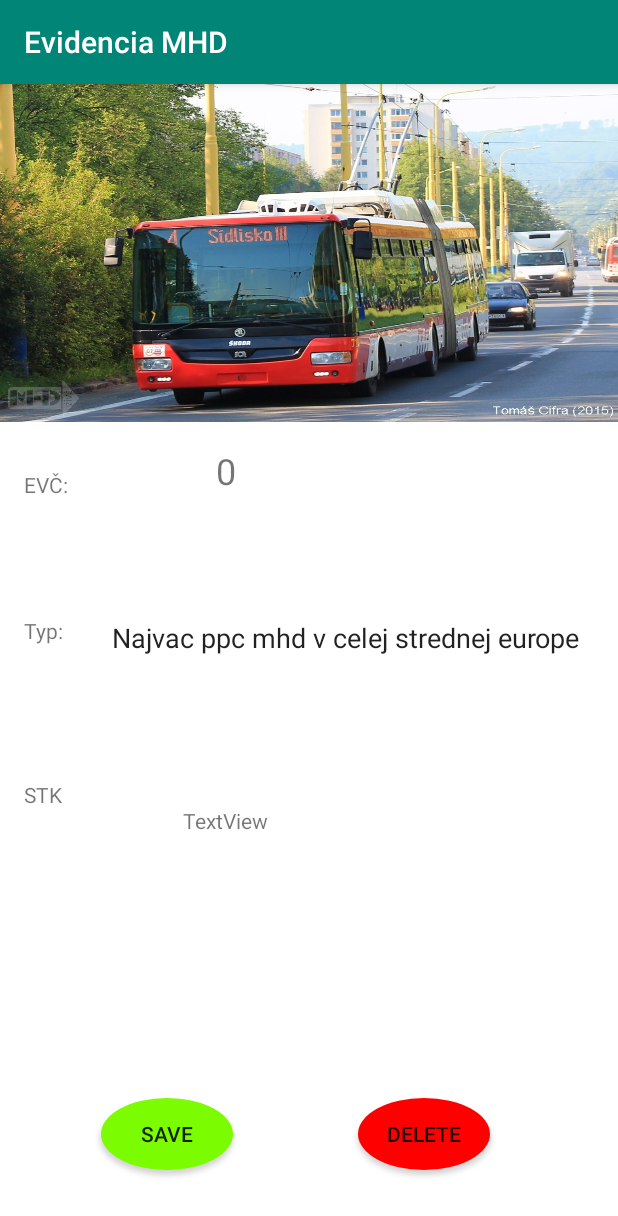
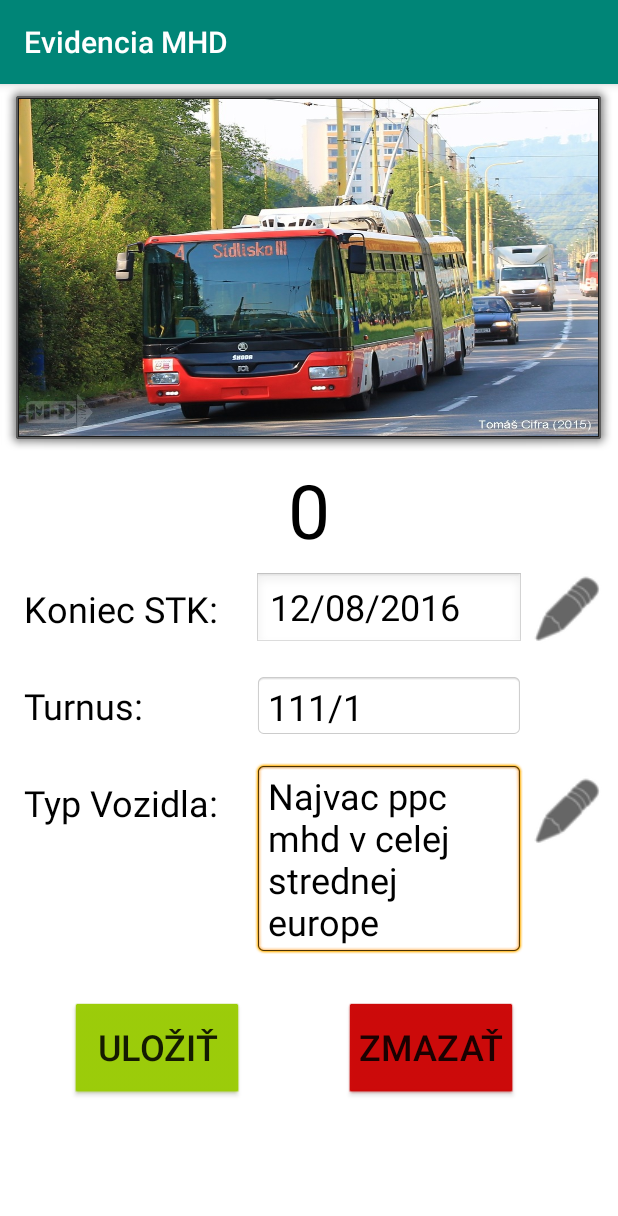
Before and after one commit to wittnerik/EvidenciaMHDapp, an Android app: the InformacieOVozidle screen opened directly, with no data from a screen before it, on a phone screen of 412 x 824 dp. Shown: the top 1216 px of the screen. Run offline under Robolectric (Android 15) with nearby library versions, the phone set to English and light mode, and no system bars; our stand-ins replace Firebase (no records; nobody signed in at launch, a user with empty details on screens opened directly); 1 statement that could not run was skipped.

Commit message:
info o vozidle update

```diff
--- a/app/src/main/res/layout/informacie_o_vozidle.xml
+++ b/app/src/main/res/layout/informacie_o_vozidle.xml
@@ -9,21 +9,24 @@
 
     <TextView
         android:id="@+id/ecv"
-        android:layout_width="wrap_content"
-        android:layout_height="43dp"
-        android:layout_marginStart="144dp"
-        android:layout_marginTop="16dp"
+        android:layout_width="120dp"
+        android:layout_height="59dp"
+        android:layout_marginStart="160dp"
+        android:layout_marginEnd="160dp"
         android:text="TextView"
-        android:textSize="24sp"
+        android:textAlignment="center"
+        android:textColor="@android:color/black"
+        android:textSize="50sp"
+        app:layout_constraintEnd_toEndOf="parent"
         app:layout_constraintStart_toStartOf="parent"
         app:layout_constraintTop_toBottomOf="@+id/MHD" />
 
     <ImageButton
         android:id="@+id/MHD"
-        android:layout_width="414dp"
-        android:layout_height="225dp"
+        android:layout_width="wrap_content"
+        android:layout_height="250dp"
         android:layout_marginEnd="8dp"
-        android:background="@android:drawable/screen_background_light_transparent"
+        android:background="@android:drawable/alert_dark_frame"
         android:scaleType="fitXY"
         android:src="@drawable/mhd"
         app:layout_constraintEnd_toEndOf="parent"
@@ -33,90 +36,134 @@
 
     <EditText
         android:id="@+id/typ"
-        android:layout_width="317dp"
-        android:layout_height="153dp"
-        android:layout_marginStart="16dp"
-        android:layout_marginTop="8dp"
-        android:layout_marginEnd="20dp"
-        android:layout_marginBottom="226dp"
-        android:background="@android:color/transparent"
+        android:layout_width="180dp"
+        android:layout_height="wrap_content"
+        android:layout_marginStart="24dp"
+        android:layout_marginTop="16dp"
+        android:background="@android:drawable/editbox_background"
         android:text="Najvac ppc mhd v celej strednej europe"
-        app:layout_constraintBottom_toTopOf="@+id/button"
-        app:layout_constraintEnd_toEndOf="parent"
-        app:layout_constraintHorizontal_bias="1.0"
-        app:layout_constraintStart_toStartOf="parent"
-        app:layout_constraintTop_toBottomOf="@+id/ecv"
-        app:layout_constraintVertical_bias="0.0"></EditText>
+        android:textColor="@android:color/black"
+        android:textSize="24sp"
+        app:layout_constraintStart_toEndOf="@+id/textView4"
+        app:layout_constraintTop_toBottomOf="@+id/textView1"></EditText>
 
     <Button
         android:id="@+id/button"
-        android:layout_width="wrap_content"
-        android:layout_height="wrap_content"
-        android:layout_marginEnd="16dp"
-        android:layout_marginBottom="44dp"
-        android:background="@drawable/round_button"
+        android:layout_width="113dp"
+        android:layout_height="63dp"
+        android:layout_marginStart="48dp"
+        android:layout_marginTop="32dp"
+        android:background="@android:drawable/btn_default_small"
+        android:backgroundTint="@android:color/holo_green_light"
         android:gravity="center_vertical|center_horizontal"
-        android:text="Save"
-        app:layout_constraintBottom_toBottomOf="parent"
-        app:layout_constraintEnd_toStartOf="@+id/buttonDelete"
-        app:layout_constraintStart_toStartOf="parent" />
+        android:text="Uložiť"
+        android:textSize="24sp"
+        app:layout_constraintStart_toStartOf="parent"
+        app:layout_constraintTop_toBottomOf="@+id/typ" />
 
     <Button
         android:id="@+id/buttonDelete"
-        android:layout_width="wrap_content"
-        android:layout_height="48dp"
-        android:layout_marginEnd="18dp"
-        android:layout_marginBottom="44dp"
-        android:background="@drawable/round_button_red"
+        android:layout_width="113dp"
+        android:layout_height="63dp"
+        android:layout_marginStart="89dp"
+        android:layout_marginTop="32dp"
 
+        android:layout_marginEnd="88dp"
+        android:background="@android:drawable/btn_default_small"
+        android:backgroundTint="@android:color/holo_red_dark"
         android:gravity="center_vertical|center_horizontal"
-        android:text="Delete"
-        app:layout_constraintBottom_toBottomOf="parent"
+        android:text="Zmazať"
+        android:textSize="24sp"
         app:layout_constraintEnd_toEndOf="parent"
-        app:layout_constraintStart_toEndOf="@+id/button" />
+        app:layout_constraintStart_toEndOf="@+id/button"
+        app:layout_constraintTop_toBottomOf="@+id/typ" />
+
+    <EditText
+        android:id="@+id/stk"
+        android:layout_width="180dp"
+        android:layout_height="51dp"
+        android:layout_marginStart="24dp"
+        android:layout_marginTop="16dp"
+        android:background="@android:drawable/edit_text"
+        android:text="12/08/2016"
+        android:textColor="@android:color/black"
+        android:textSize="24sp"
+        app:layout_constraintStart_toEndOf="@+id/textView4"
+        app:layout_constraintTop_toBottomOf="@+id/ecv"></EditText>
 
     <TextView
-        android:id="@+id/stk"
-        android:layout_width="154dp"
-        android:layout_height="41dp"
-        android:layout_marginStart="121dp"
-        android:layout_marginTop="25dp"
-        android:layout_marginEnd="136dp"
-        android:layout_marginBottom="144dp"
-        android:text="TextView"
-        app:layout_constraintBottom_toTopOf="@+id/button"
-        app:layout_constraintEnd_toEndOf="parent"
-        app:layout_constraintStart_toStartOf="parent"
-        app:layout_constraintTop_toBottomOf="@+id/typ" />
-
-    <TextView
-        android:id="@+id/textView2"
-        android:layout_width="30dp"
-        android:layout_height="17dp"
-        android:layout_marginStart="16dp"
-        android:layout_marginTop="32dp"
-        android:text="EVČ:"
-        app:layout_constraintStart_toStartOf="parent"
-        app:layout_constraintTop_toBottomOf="@+id/MHD" />
+        android:id="@+id/textView1"
+        android:layout_width="180dp"
+        android:layout_height="43dp"
+        android:layout_marginStart="24dp"
+        android:layout_marginTop="16dp"
+        android:background="@android:drawable/editbox_background"
+        android:text="111/1"
+        android:textColor="@android:color/black"
+        android:textSize="24sp"
+        app:layout_constraintStart_toEndOf="@+id/textView4"
+        app:layout_constraintTop_toBottomOf="@+id/stk" />
 
     <TextView
         android:id="@+id/textView3"
         android:layout_width="wrap_content"
         android:layout_height="wrap_content"
         android:layout_marginStart="16dp"
-        android:layout_marginTop="80dp"
-        android:text="Typ:"
+        android:layout_marginTop="32dp"
+        android:text="Typ Vozidla:"
+        android:textColor="@android:color/black"
+        android:textSize="24sp"
         app:layout_constraintStart_toStartOf="parent"
-        app:layout_constraintTop_toBottomOf="@+id/textView2" />
+        app:layout_constraintTop_toBottomOf="@+id/textView" />
 
     <TextView
         android:id="@+id/textView4"
         android:layout_width="wrap_content"
         android:layout_height="wrap_content"
         android:layout_marginStart="16dp"
-        android:layout_marginTop="90dp"
-        android:text="STK"
+        android:layout_marginTop="24dp"
+        android:text="Koniec STK:"
+        android:textColor="@android:color/black"
+        android:textSize="24sp"
         app:layout_constraintStart_toStartOf="parent"
-        app:layout_constraintTop_toBottomOf="@+id/textView3" />
+        app:layout_constraintTop_toBottomOf="@+id/ecv" />
+
+    <TextView
+        android:id="@+id/textView"
+        android:layout_width="wrap_content"
+        android:layout_height="wrap_content"
+        android:layout_marginStart="16dp"
+        android:layout_marginTop="32dp"
+        android:text="Turnus:"
+        android:textColor="@android:color/black"
+        android:textSize="24sp"
+        app:layout_constraintStart_toStartOf="parent"
+        app:layout_constraintTop_toBottomOf="@+id/textView4" />
+
+    <TextView
+        android:id="@+id/pencil"
+        android:layout_width="50dp"
+        android:layout_height="50dp"
+        android:layout_marginStart="4dp"
+        android:layout_marginTop="24dp"
+        android:layout_marginEnd="9dp"
+        android:background="@android:drawable/ic_menu_edit"
+        android:backgroundTint="@android:color/background_dark"
+        app:layout_constraintEnd_toEndOf="parent"
+        app:layout_constraintStart_toEndOf="@+id/typ"
+        app:layout_constraintTop_toBottomOf="@+id/textView1" />
+
+    <TextView
+        android:id="@+id/pencil2"
+        android:layout_width="50dp"
+        android:layout_height="50dp"
+        android:layout_marginStart="4dp"
+        android:layout_marginTop="16dp"
+        android:layout_marginEnd="9dp"
+        android:background="@android:drawable/ic_menu_edit"
+        android:backgroundTint="@android:color/background_dark"
+        app:layout_constraintEnd_toEndOf="parent"
+        app:layout_constraintStart_toEndOf="@+id/stk"
+        app:layout_constraintTop_toBottomOf="@+id/ecv" />
 
 </android.support.constraint.ConstraintLayout>
```
